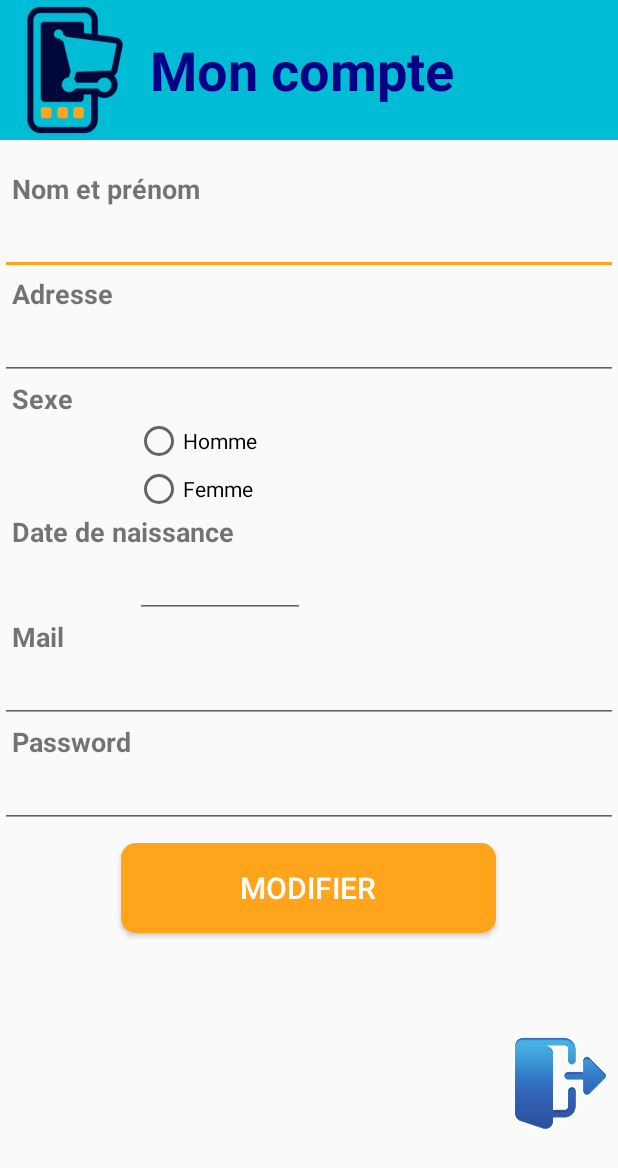
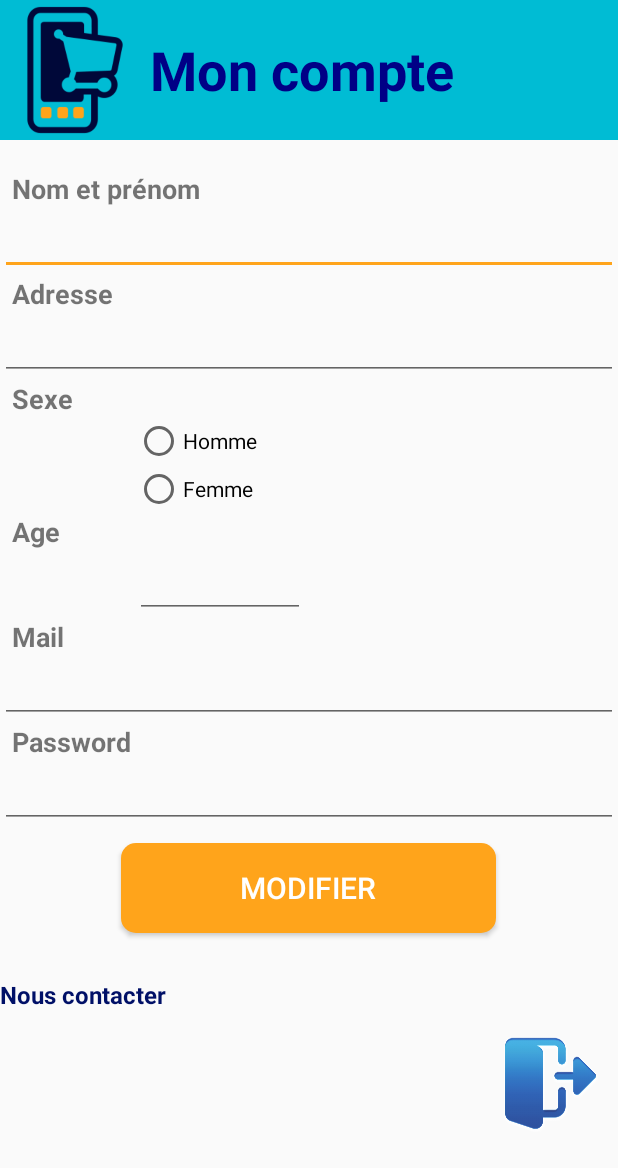
Before and after one commit to FZ-N/MapShop-, an Android app: the Moncompte screen opened directly, with no data from a screen before it, on a phone screen of 412 x 824 dp. Shown: the top 1168 px of the screen. Run offline under Robolectric (Android 15) with nearby library versions, the phone set to English and light mode, and no system bars; our stand-ins replace Firebase (no records; nobody signed in at launch, a user with empty details on screens opened directly); 5 statements that could not run were skipped.

Commit message:
Ajout du chatbot et changement de la page mon compte

```diff
--- a/app/src/main/java/com/example/mapshop/Moncompte.java
+++ b/app/src/main/java/com/example/mapshop/Moncompte.java
@@ -10,6 +10,7 @@
 import android.widget.ImageView;
 import android.widget.RadioButton;
 import android.widget.RadioGroup;
+import android.widget.TextView;
 import android.widget.Toast;
 
 import androidx.annotation.NonNull;
@@ -32,7 +33,7 @@
 import java.util.HashMap;
 
 public class Moncompte extends AppCompatActivity implements View.OnClickListener {
-
+    TextView mCreateBtn;
     private ImageView logout;
     private ImageView logo;
     private EditText prenom;
@@ -64,6 +65,7 @@
         save = findViewById(R.id.save);
         adr = findViewById(R.id.adr);
         age = findViewById(R.id.age);
+        mCreateBtn= findViewById(R.id.message);
         mAuth = FirebaseAuth.getInstance();
         this.bgenre= (RadioGroup) this.findViewById(R.id.bgenre);
         this.h = (RadioButton) this.findViewById(R.id.h);
@@ -75,6 +77,13 @@
             @Override
             public void onClick(View view) {
                 saveUserInformation();
+            }
+        });
+
+        mCreateBtn.setOnClickListener(new View.OnClickListener() {
+            @Override
+            public void onClick(View v) {
+                startActivity(new Intent(getApplicationContext(),message.class));
             }
         });
     }
@@ -252,4 +261,5 @@
         startActivity(intent);
         finish();
     }
+
 }
--- a/app/src/main/res/layout/moncompte.xml
+++ b/app/src/main/res/layout/moncompte.xml
@@ -103,7 +103,7 @@
         android:layout_width="match_parent"
         android:layout_height="wrap_content"
         android:paddingLeft="12px"
-        android:text="Date de naissance"
+        android:text="Age"
         android:textSize="18sp"
         android:textStyle="bold" />
 
@@ -165,13 +165,31 @@
         android:textSize="20sp" />
 
 
+    <LinearLayout
+        android:layout_width="match_parent"
+        android:layout_height="match_parent"
+        android:orientation="horizontal">
+
+        <TextView
+            android:id="@+id/message"
+            android:layout_width="179dp"
+            android:layout_height="wrap_content"
+            android:layout_marginTop="10dp"
+            android:paddingTop="20dp"
+            android:shadowColor="#020E3D"
+            android:text="Nous contacter"
+            android:textColor="#001067"
+            android:textSize="16dp"
+            android:textStyle="bold" />
+
         <ImageView
             android:id="@+id/logout"
             android:layout_width="76dp"
             android:layout_height="match_parent"
             android:layout_gravity="right"
-        android:layout_marginLeft="250dp"
+            android:layout_marginLeft="150dp"
             android:foregroundGravity="right"
             android:src="@drawable/logout" />
+    </LinearLayout>
 
 </LinearLayout>
```
Lines whose indentation alone changed are shown as unchanged.
